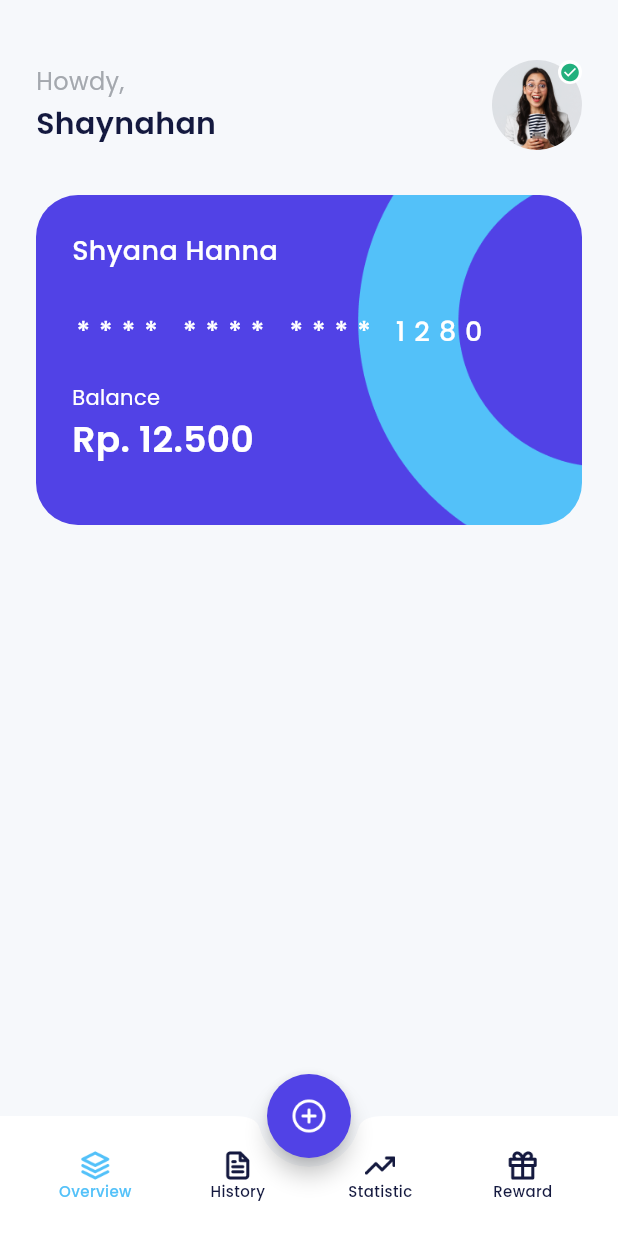
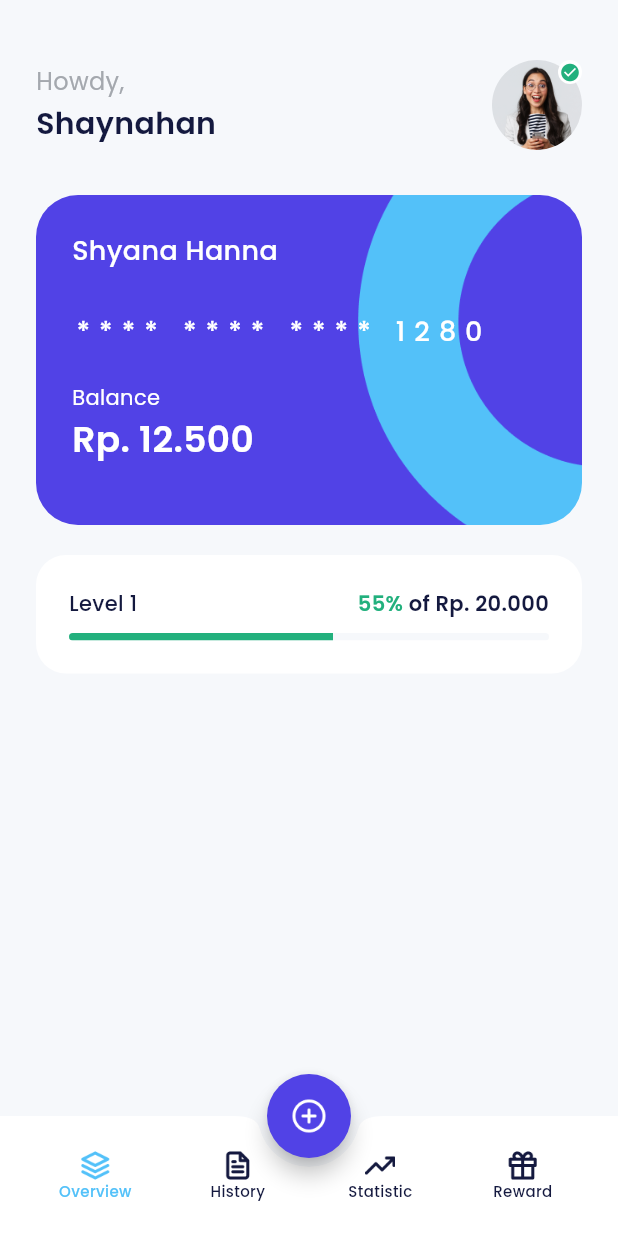
Before and after one commit to KevinZakky/E-wallet-Bank-Sha, a Flutter app: the HomePage screen opened by its route, on a phone screen of 412 x 824 dp. Run offline on Flutter 3.47's test engine with Material 3 defaults, Android fonts, the phone set to English and light mode, and no system bars; our stand-ins replace carousel_slider, google_fonts.

Commit message:
feat: slicing saving level

```diff
--- a/lib/ui/pages/home_page.dart
+++ b/lib/ui/pages/home_page.dart
@@ -69,7 +69,7 @@ class HomePage extends StatelessWidget {
         padding: const EdgeInsets.symmetric(
           horizontal: 24,
         ),
-        children: [buildProfile(), buildWalletCard()],
+        children: [buildProfile(), buildWalletCard(), buildLevel()],
       ),
     );
   }
@@ -193,4 +193,50 @@ class HomePage extends StatelessWidget {
       ),
     );
   }
+
+  Widget buildLevel() {
+    return Container(
+      margin: const EdgeInsets.only(
+        top: 20,
+      ),
+      padding: const EdgeInsets.all(22),
+      decoration: BoxDecoration(
+          borderRadius: BorderRadius.circular(20), color: whiteColor),
+      child: Column(
+        children: [
+          Row(
+            children: [
+              Text(
+                'Level 1',
+                style: blackTextStyle.copyWith(fontWeight: medium),
+              ),
+              const Spacer(),
+              Text(
+                '55%',
+                style:
+                    greenTextStyle.copyWith(fontSize: 14, fontWeight: semiBold),
+              ),
+              Text(
+                ' of Rp. 20.000',
+                style:
+                    blackTextStyle.copyWith(fontSize: 14, fontWeight: semiBold),
+              ),
+            ],
+          ),
+          const SizedBox(
+            height: 10,
+          ),
+          ClipRRect(
+            borderRadius: BorderRadius.circular(55),
+            child: LinearProgressIndicator(
+              value: 0.55,
+              minHeight: 5,
+              valueColor: AlwaysStoppedAnimation(greenColor),
+              backgroundColor: lightBackgroundColor,
+            ),
+          )
+        ],
+      ),
+    );
+  }
 }
```
